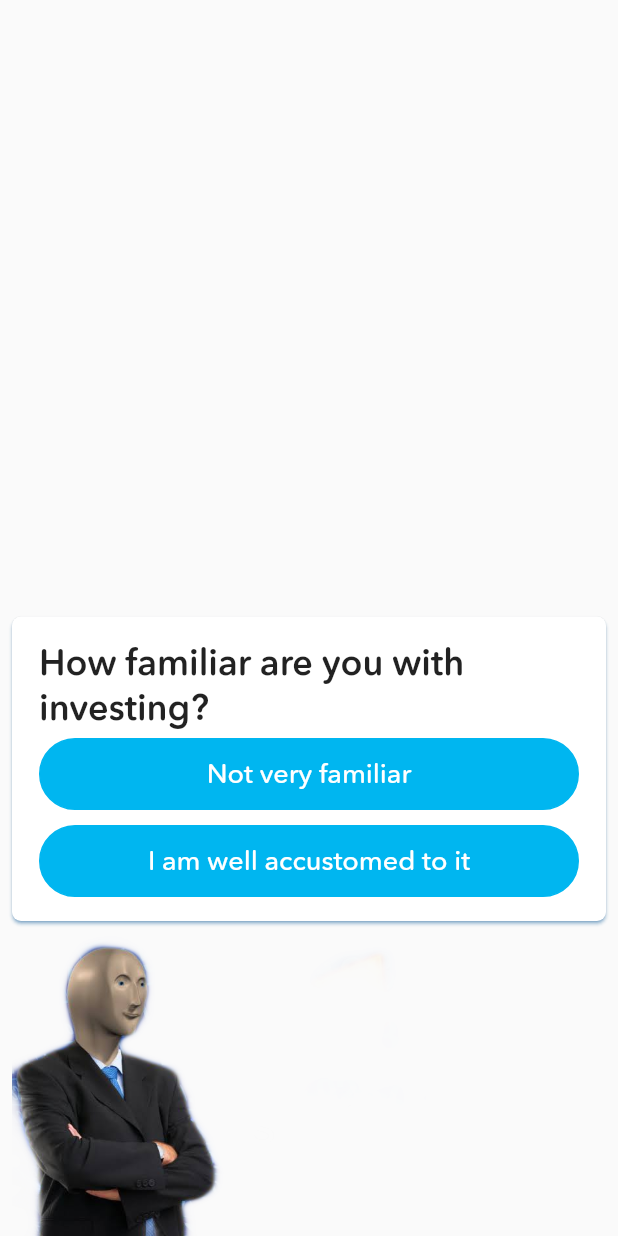
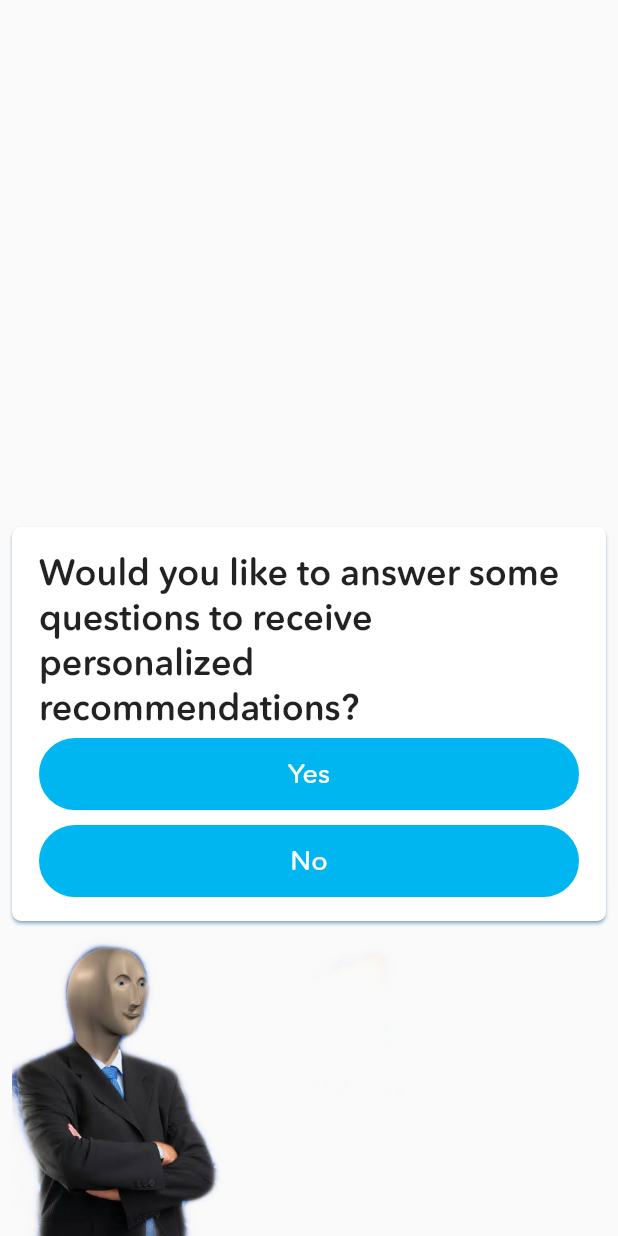
Before and after one commit to alexpavelm/DevHacksProject, a Flutter app: the screen it shows after launch, after a tap on "Sign in", on a phone screen of 412 x 824 dp. Run offline on Flutter 3.47's test engine with Material 2 defaults, Android fonts, the light colour scheme and no system bars; drawn by our look-alikes of bubble; our stand-ins replace auto_size_text, flutter_screenutil, font_awesome_flutter.

Commit message:
Added ETFs and Allowed skipping questions.

```diff
--- a/lib/InvestmentPage/InvestmentView.dart
+++ b/lib/InvestmentPage/InvestmentView.dart
@@ -93,13 +93,17 @@ class _InvestmentViewState extends State<InvestmentView> {
     l1.add(InvestmentData("Starbucks Corporation", "+0.72%", 67));
     l1.add(InvestmentData("Apple Inc.", "-0.23%", 40));
 
+    l6.add(InvestmentData("2X ALPHABET ETP", "+0.06%", 65));
+    l6.add(InvestmentData("BOOST EN INDMET", "+0.11%", 62));
+    l6.add(InvestmentData("BOOSTITBL", "+0.43%", 57));
+
     titles.add(InvestmentCategory("Recommended For You", l0));
     titles.add(InvestmentCategory("Stocks", l1));
     titles.add(InvestmentCategory("Bonds", l2));
     titles.add(InvestmentCategory("Mutual Funds", l3));
     titles.add(InvestmentCategory("REIT", l4));
     titles.add(InvestmentCategory("Index Funds", l5));
-    //titles.add(InvestmentCategory("ETF", l6));
+    titles.add(InvestmentCategory("ETF", l6));
 
     return Column(
       children:
--- a/lib/LearnPage/models/QuestionAnswer.dart
+++ b/lib/LearnPage/models/QuestionAnswer.dart
@@ -30,6 +30,7 @@ class Question {
   static Question qInvestments = Question(
       text: "What do you want to invest in?",
       questionType: QuestionType.MULTIPLE_ANSWER,
+      nextQuestion: qRiskAssessment,
       answers: [
         Answer(
             text: "Stocks",
@@ -63,12 +64,6 @@ class Question {
         Answer(text: "High risk"),
       ]);
 
-  /*static Question qStart = Question(
-      text: "Do you already know what you want to invest in?",
-      answers: [
-        Answer(text: "Yes", nextQuestion: qInvestments),
-        Answer(text: "No", nextQuestion: qRisk)
-      ]);*/
 
   // Learn (starts at qLearn)
   static Question qLearn = Question(
@@ -106,7 +101,20 @@ class Question {
       ]);
 
   //new list
-  static Question qStart =
+  static Question qStart = Question(
+      text:
+          "Would you like to answer some questions to receive personalized recommendations?",
+      answers: [
+        Answer(
+          text: "Yes",
+          nextQuestion: qStart2,
+        ),
+        Answer(
+          text: "No",
+          nextQuestion: qFinalNew,
+        ),
+      ]);
+  static Question qStart2 =
       Question(text: "How familiar are you with investing?", answers: [
     Answer(
       text: "Not very familiar",
@@ -114,9 +122,10 @@ class Question {
     ),
     Answer(
       text: "I am well accustomed to it",
-      nextQuestion: qMainInterests,
+      nextQuestion: qInvestments,
     ),
   ]);
+  /*
   static Question qMainInterests = Question(
       text: "What are your main interests to invest in?",
       nextQuestion: qRiskAssessment,
@@ -128,7 +137,7 @@ class Question {
         Answer(text: "Index Funds"),
         Answer(text: "Startups"),
         Answer(text: "ETFs"),
-      ]);
+      ]);*/
   static Question qRiskAssessment = Question(
       text: "How risk-tolerant are you?",
       nextQuestion: qFrequencyOfInvestment,
@@ -172,9 +181,9 @@ class Question {
         Answer(text: "No, I only care about dividends"),
       ]);
   static Question qForeign = Question(
-      text:
-          "Do you tolerate foreign assets? (1-Not at all, 5-Yes, I prefer them)",
+      text: "Do you tolerate foreign assets?",
       nextQuestion: qFinalNew,
+      details: "1-Not at all, 5-Yes, I prefer them",
       answers: [
         Answer(text: "1"),
         Answer(text: "2"),
@@ -195,7 +204,11 @@ class Question {
           MaterialPageRoute(builder: (context) => BottomNavBar(0)),
         );
       });
-
+  static Question qLiasion = Question(
+      text: "On a scale of 1-5 please answer the following questions",
+      details:
+          "1-strongly disagree, 2-disagree, 3-neutral, 4-agree, 5-strongly agree",
+      answers: [Answer(text: "Ok.")]);
   static Question qNotFamiliar1 = Question(
       text:
           "I remain calm and relaxed in situations in which most people would become fearful, upset, or stressed.",
```
Also changed, not shown: lib/NewsPage/NewsView.dart (+13 -2 lines), assets/images/etp1.jpg (added), assets/images/etp2.jpg (added).
